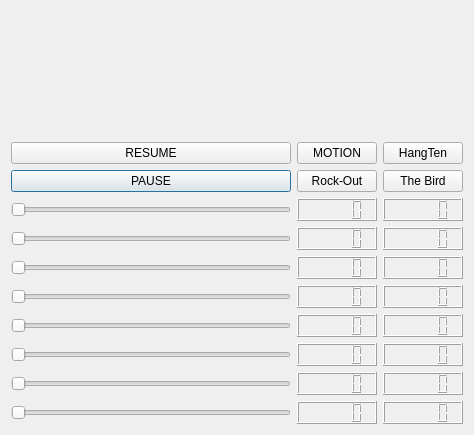
Qt form code/handgui/src/CMakeQt.ui (LeeRedden/bracchium) before a commit.
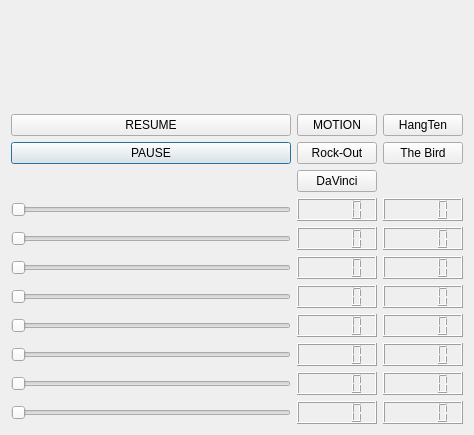
The same form after that commit.

Commit message: added davinci pose with MattT

```diff
--- a/code/handgui/src/CMakeQt.ui
+++ b/code/handgui/src/CMakeQt.ui
@@ -167,6 +167,13 @@
      </property>
     </widget>
    </item>
+   <item row="5" column="2">
+    <widget class="QPushButton" name="davinciButton">
+     <property name="text">
+      <string>DaVinci</string>
+     </property>
+    </widget>
+   </item>
   </layout>
  </widget>
  <resources/>
```
The commit also changes 3 other files.
